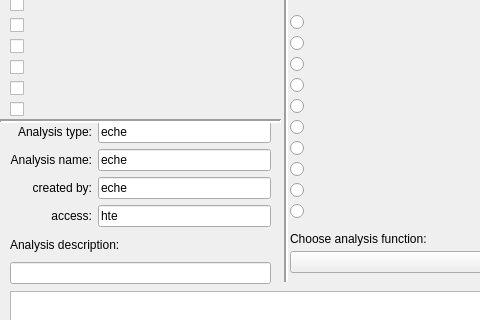
Qt form QtDesign/CalcFOMForm.ui (johnmgregoire/JCAPDataProcess) before a commit; both pictures show x 0 to 480 and y 239 to 559 of the 1135 by 882 pixel window.
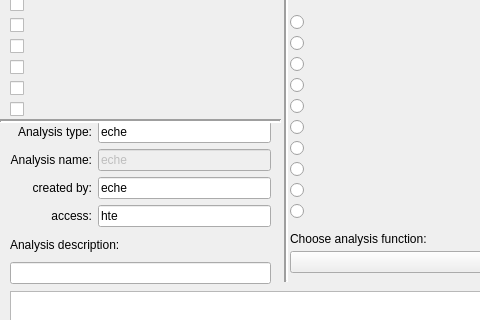
The same form after that commit.

The edit to the form file:
```diff
--- a/QtDesign/CalcFOMForm.ui
+++ b/QtDesign/CalcFOMForm.ui
@@ -354,6 +354,9 @@
     </item>
     <item row="1" column="1">
      <widget class="QLineEdit" name="AnaNameLineEdit">
+      <property name="enabled">
+       <bool>false</bool>
+      </property>
       <property name="toolTip">
        <string>Comment string to be included in EXP</string>
       </property>
```
